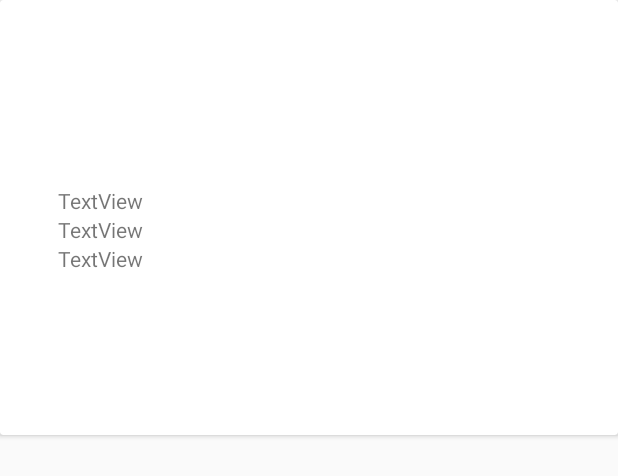
After one commit to Meyke98/PROGMOB, an Android app: the layout item_list_debugging.xml on its own in the app's theme, with its tools: preview values and no code run, on a phone screen of 412 x 824 dp. The commit adds this screen. Shown: the top 476 px of the screen. Run offline under Robolectric (Android 15) with nearby library versions, the light colour scheme and no system bars.

Commit message:
Debugging

```diff
--- a/app/src/main/java/meyke/example/myfirstapp/Model/Mahasiswa.java
+++ b/app/src/main/java/meyke/example/myfirstapp/Model/MahasiswaDebugging.java
@@ -1,11 +1,11 @@
 package meyke.example.myfirstapp.Model;
 
-public class Mahasiswa {
+public class MahasiswaDebugging {
     private String nama;
     private String nim;
     private String notelp;
 
-    public Mahasiswa(String nama, String nim, String notelp) {
+    public MahasiswaDebugging(String nama, String nim, String notelp) {
         this.nama = nama;
         this.nim = nim;
         this.notelp = notelp;
--- /dev/null
+++ b/app/src/main/res/layout/item_list_debugging.xml
@@ -0,0 +1,56 @@
+<?xml version="1.0" encoding="utf-8"?>
+<LinearLayout xmlns:android="http://schemas.android.com/apk/res/android"
+    xmlns:app="http://schemas.android.com/apk/res-auto"
+    android:layout_width="match_parent"
+    android:layout_height="wrap_content"
+    android:orientation="vertical">
+
+    <android.support.v7.widget.CardView
+        android:id="@+id/cvMahasiswa"
+        android:layout_width="match_parent"
+        android:layout_height="match_parent"
+
+        android:layout_marginBottom="5dp">
+
+        <android.support.constraint.ConstraintLayout
+            android:layout_width="match_parent"
+            android:layout_height="290dp"
+            android:layout_weight="1">
+
+            <TextView
+                android:id="@+id/tvNama"
+                android:layout_width="326dp"
+                android:layout_height="wrap_content"
+                android:layout_marginTop="124dp"
+                android:layout_weight="1"
+                android:text="TextView"
+                app:layout_constraintEnd_toEndOf="parent"
+                app:layout_constraintHorizontal_bias="0.447"
+                app:layout_constraintStart_toStartOf="parent"
+                app:layout_constraintTop_toTopOf="parent" />
+
+            <TextView
+                android:id="@+id/tvNim"
+                android:layout_width="326dp"
+                android:layout_height="wrap_content"
+                android:layout_weight="1"
+                android:text="TextView"
+                app:layout_constraintEnd_toEndOf="parent"
+                app:layout_constraintHorizontal_bias="0.447"
+                app:layout_constraintStart_toStartOf="parent"
+                app:layout_constraintTop_toBottomOf="@+id/tvNama" />
+
+            <TextView
+                android:id="@+id/tvNoTelp"
+                android:layout_width="326dp"
+                android:layout_height="wrap_content"
+                android:layout_weight="1"
+                android:text="TextView"
+                app:layout_constraintEnd_toEndOf="parent"
+                app:layout_constraintHorizontal_bias="0.447"
+                app:layout_constraintStart_toStartOf="parent"
+                app:layout_constraintTop_toBottomOf="@+id/tvNim" />
+        </android.support.constraint.ConstraintLayout>
+    </android.support.v7.widget.CardView>
+    />
+</LinearLayout>
```
Also changed, not shown: app/src/main/java/meyke/example/myfirstapp/Adapter/DebuggingRecyclerAdapter.java (renamed from app/src/main/java/meyke/example/myfirstapp/Adapter/MhsRecyclerAdapter.java, +9 -8 lines), app/src/main/java/meyke/example/myfirstapp/MainActivity.java (+9 -0 lines), app/src/main/java/meyke/example/myfirstapp/Pertemuan4/DebuggingActivity.java (added, +49 -0 lines), app/src/main/res/layout/activity_debugging.xml (added, +17 -0 lines), app/src/main/res/layout/activity_main.xml (+14 -2 lines).
